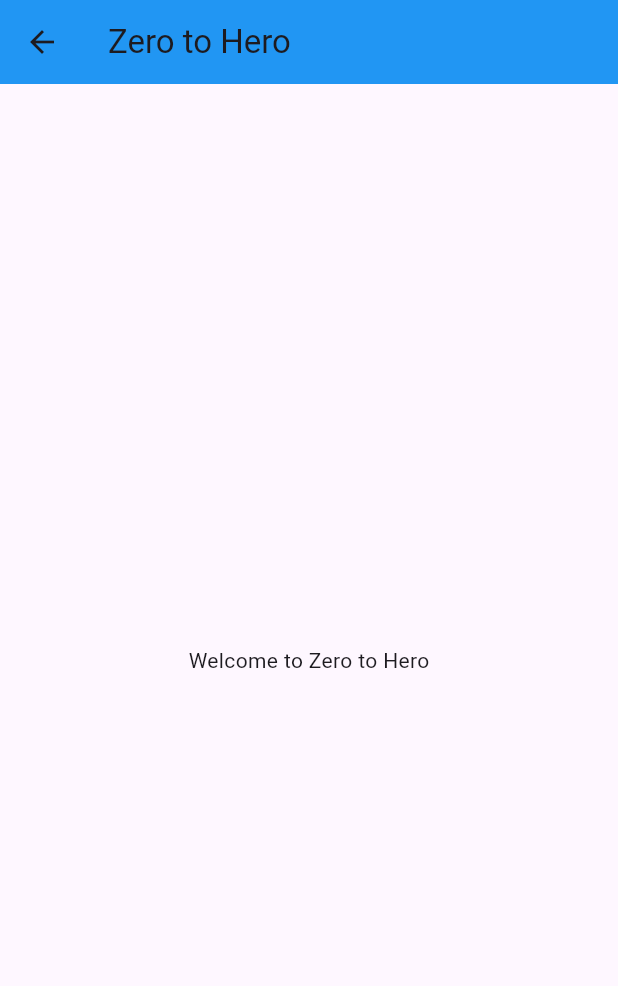
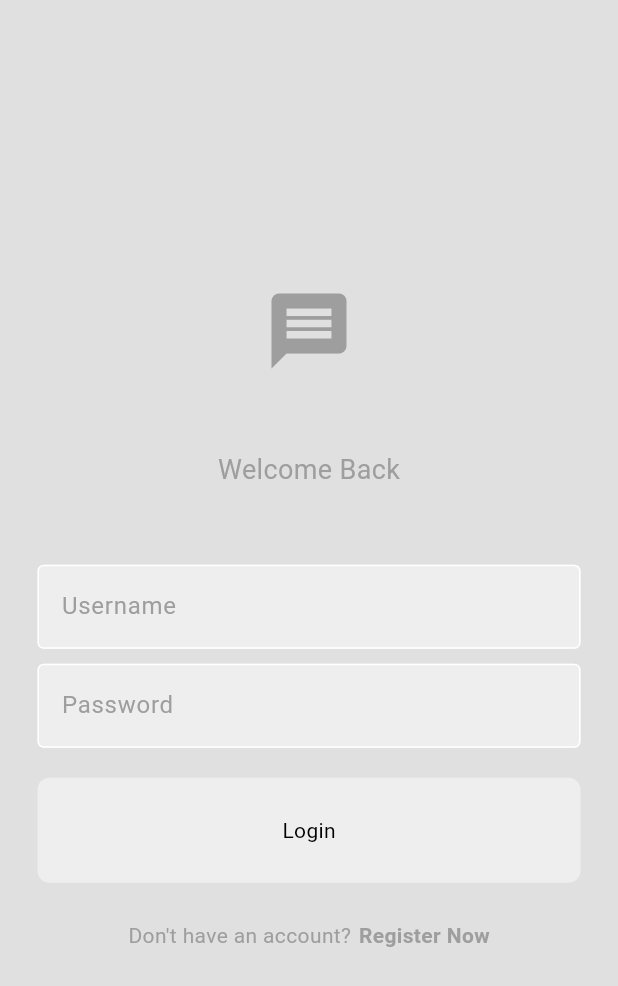
Before and after one commit to Dinuka2K/Flutter-Step-By-Step, a Flutter app: the screen it shows after launch, after a tap on "Skip", after a tap on "Done", on a phone screen of 412 x 824 dp. Shown: the top 986 px of the screen. Run offline on Flutter 3.47's test engine with Material 3 defaults, Android fonts, the phone set to English and light mode, and no system bars; our stand-ins replace animated_splash_screen, smooth_page_indicator.

Commit message:
Create Log in and Sign up pages

```diff
--- /dev/null
+++ b/zero_to_hero/lib/auth/login_or_register.dart
@@ -0,0 +1,34 @@
+import 'package:flutter/material.dart';
+import 'package:zero_to_hero/screens/login_page.dart';
+import 'package:zero_to_hero/screens/register_page.dart';
+
+class LoginOrRegister extends StatefulWidget {
+  const LoginOrRegister({super.key});
+
+  @override
+  State<LoginOrRegister> createState() => _LoginOrRegisterState();
+}
+
+class _LoginOrRegisterState extends State<LoginOrRegister> {
+  bool showLoginPage = true;
+
+  //toggle between login and register
+  void togglePage() {
+    setState(() {
+      showLoginPage = !showLoginPage;
+    });
+  }
+
+  @override
+  Widget build(BuildContext context) {
+    if (showLoginPage) {
+      return LoginPage(
+        onTap: togglePage,
+      );
+    } else {
+      return RegisterPage(
+        onTap: togglePage,
+      );
+    }
+  }
+}
--- /dev/null
+++ b/zero_to_hero/lib/components/my_button.dart
@@ -0,0 +1,26 @@
+import 'package:flutter/material.dart';
+
+class MyButton extends StatelessWidget {
+  final void Function()? onTap;
+  final String text;
+
+  const MyButton({super.key, required this.text, required this.onTap});
+
+  @override
+  Widget build(BuildContext context) {
+    return GestureDetector(
+      onTap: onTap,
+      child: Container(
+        decoration: BoxDecoration(
+          color: Theme.of(context).colorScheme.secondary,
+          borderRadius: BorderRadius.circular(8),
+        ),
+        padding: const EdgeInsets.all(25),
+        margin: const EdgeInsets.symmetric(horizontal: 25),
+        child: Center(
+          child: Text(text),
+        ),
+      ),
+    );
+  }
+}
--- /dev/null
+++ b/zero_to_hero/lib/components/my_textfield.dart
@@ -0,0 +1,40 @@
+import 'package:flutter/material.dart';
+
+class MyTextField extends StatelessWidget {
+  final String hintText;
+  final bool obscureText;
+  final TextEditingController controller;
+
+  const MyTextField(
+      {super.key,
+      required this.hintText,
+      required this.obscureText,
+      required this.controller});
+
+  @override
+  Widget build(BuildContext context) {
+    return Padding(
+      padding: const EdgeInsets.symmetric(horizontal: 25.0),
+      child: TextField(
+        obscureText: obscureText,
+        controller: controller,
+        decoration: InputDecoration(
+          enabledBorder: OutlineInputBorder(
+            borderSide: BorderSide(
+              color: Theme.of(context).colorScheme.tertiary,
+            ),
+          ),
+          focusedBorder: OutlineInputBorder(
+            borderSide: BorderSide(
+              color: Theme.of(context).colorScheme.primary,
+            ),
+          ),
+          fillColor: Theme.of(context).colorScheme.secondary,
+          filled: true,
+          hintText: hintText,
+          hintStyle: TextStyle(color: Theme.of(context).colorScheme.primary),
+        ),
+      ),
+    );
+  }
+}
--- a/zero_to_hero/lib/main.dart
+++ b/zero_to_hero/lib/main.dart
@@ -1,5 +1,6 @@
 import 'package:flutter/material.dart';
 import 'package:zero_to_hero/screens/splash_screen.dart';
+import 'package:zero_to_hero/themes/light_mode.dart';
 
 void main() {
   runApp(const MyApp());
@@ -14,25 +15,7 @@ class MyApp extends StatelessWidget {
     return MaterialApp(
       debugShowCheckedModeBanner: false,
       title: 'Flutter Demo',
-      theme: ThemeData(
-        // This is the theme of your application.
-        //
-        // TRY THIS: Try running your application with "flutter run". You'll see
-        // the application has a purple toolbar. Then, without quitting the app,
-        // try changing the seedColor in the colorScheme below to Colors.green
-        // and then invoke "hot reload" (save your changes or press the "hot
-        // reload" button in a Flutter-supported IDE, or press "r" if you used
-        // the command line to start the app).
-        //
-        // Notice that the counter didn't reset back to zero; the application
-        // state is not lost during the reload. To reset the state, use hot
-        // restart instead.
-        //
-        // This works for code too, not just values: Most code changes can be
-        // tested with just a hot reload.
-        colorScheme: ColorScheme.fromSeed(seedColor: Colors.deepPurple),
-        useMaterial3: true,
-      ),
+      theme: lightMode,
       home: SplashScreen(),
     );
   }
--- /dev/null
+++ b/zero_to_hero/lib/screens/login_page.dart
@@ -0,0 +1,95 @@
+import 'package:flutter/material.dart';
+import 'package:flutter/widgets.dart';
+import 'package:zero_to_hero/components/my_button.dart';
+import 'package:zero_to_hero/components/my_textfield.dart';
+
+class LoginPage extends StatelessWidget {
+  final TextEditingController usernameController = TextEditingController();
+  final TextEditingController passwordController = TextEditingController();
+
+  //tap to go to register page
+  final void Function()? onTap;
+
+  LoginPage({super.key, required this.onTap});
+
+  void login() {}
+
+  @override
+  Widget build(BuildContext context) {
+    return Scaffold(
+      backgroundColor: Theme.of(context).colorScheme.background,
+      body: Center(
+        child: Column(
+          mainAxisAlignment: MainAxisAlignment.center,
+          children: [
+            //logo
+            Icon(
+              Icons.message,
+              size: 60,
+              color: Theme.of(context).colorScheme.primary,
+            ),
+            const SizedBox(height: 50),
+            //welcome back message
+            Text(
+              "Welcome Back",
+              style: TextStyle(
+                color: Theme.of(context).colorScheme.primary,
+                fontSize: 18,
+              ),
+            ),
+
+            const SizedBox(height: 50),
+            //user name textfield
+            MyTextField(
+              controller: usernameController,
+              hintText: "Username",
+              obscureText: false,
+            ),
+
+            const SizedBox(height: 10),
+
+            //password textfield
+            MyTextField(
+              controller: passwordController,
+              hintText: "Password",
+              obscureText: true,
+            ),
+
+            const SizedBox(height: 20),
+
+            //login button
+            MyButton(
+              text: "Login",
+              onTap: login,
+            ),
+
+            const SizedBox(height: 25),
+
+            //register now
+            Row(
+              mainAxisAlignment: MainAxisAlignment.center,
+              children: [
+                Text(
+                  "Don't have an account?",
+                  style:
+                      TextStyle(color: Theme.of(context).colorScheme.primary),
+                ),
+                const SizedBox(width: 5),
+                GestureDetector(
+                  onTap: onTap,
+                  child: Text(
+                    "Register Now",
+                    style: TextStyle(
+                      fontWeight: FontWeight.bold,
+                      color: Theme.of(context).colorScheme.primary,
+                    ),
+                  ),
+                ),
+              ],
+            ),
+          ],
+        ),
+      ),
+    );
+  }
+}
--- a/zero_to_hero/lib/screens/onboardScreen.dart
+++ b/zero_to_hero/lib/screens/onboardScreen.dart
@@ -1,9 +1,11 @@
 import 'package:flutter/material.dart';
 import 'package:smooth_page_indicator/smooth_page_indicator.dart';
+import 'package:zero_to_hero/auth/login_or_register.dart';
 import 'package:zero_to_hero/screens/home_page.dart';
 import 'package:zero_to_hero/screens/introPage1.dart';
 import 'package:zero_to_hero/screens/introPage2.dart';
 import 'package:zero_to_hero/screens/introPage3.dart';
+import 'package:zero_to_hero/screens/login_page.dart';
 
 class OnBoardScreen extends StatefulWidget {
   const OnBoardScreen({super.key});
@@ -51,7 +53,7 @@ class _OnBoardScreenState extends State<OnBoardScreen> {
                         onTap: () {
                           Navigator.push(context,
                               MaterialPageRoute(builder: (context) {
-                            return HomePage();
+                            return LoginOrRegister();
                           }));
                         },
                         child: Text('Done'))
--- /dev/null
+++ b/zero_to_hero/lib/themes/light_mode.dart
@@ -0,0 +1,11 @@
+import 'package:flutter/material.dart';
+
+ThemeData lightMode = ThemeData(
+  colorScheme: ColorScheme.light(
+    background: Colors.grey.shade300,
+    primary: Colors.grey.shade500,
+    secondary: Colors.grey.shade200,
+    tertiary: Colors.white,
+    inversePrimary: Colors.grey.shade900,
+  ),
+);
```
Also changed, not shown: zero_to_hero/lib/screens/register_page.dart (added, +102 -0 lines), zero_to_hero/pubspec.lock.
